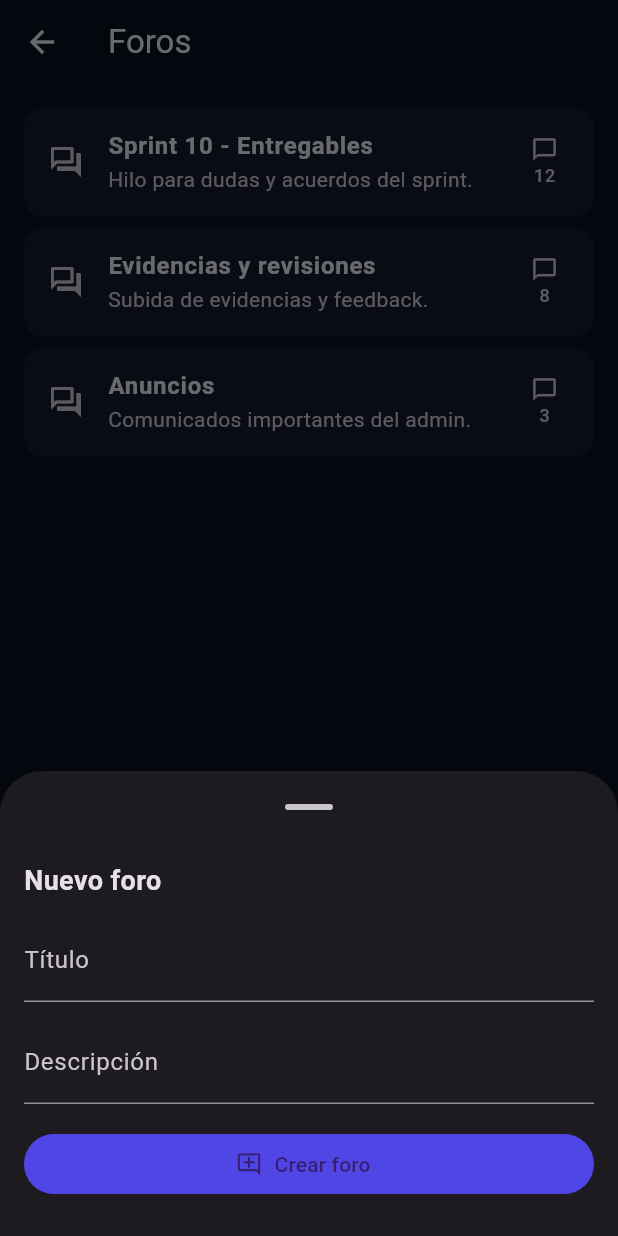
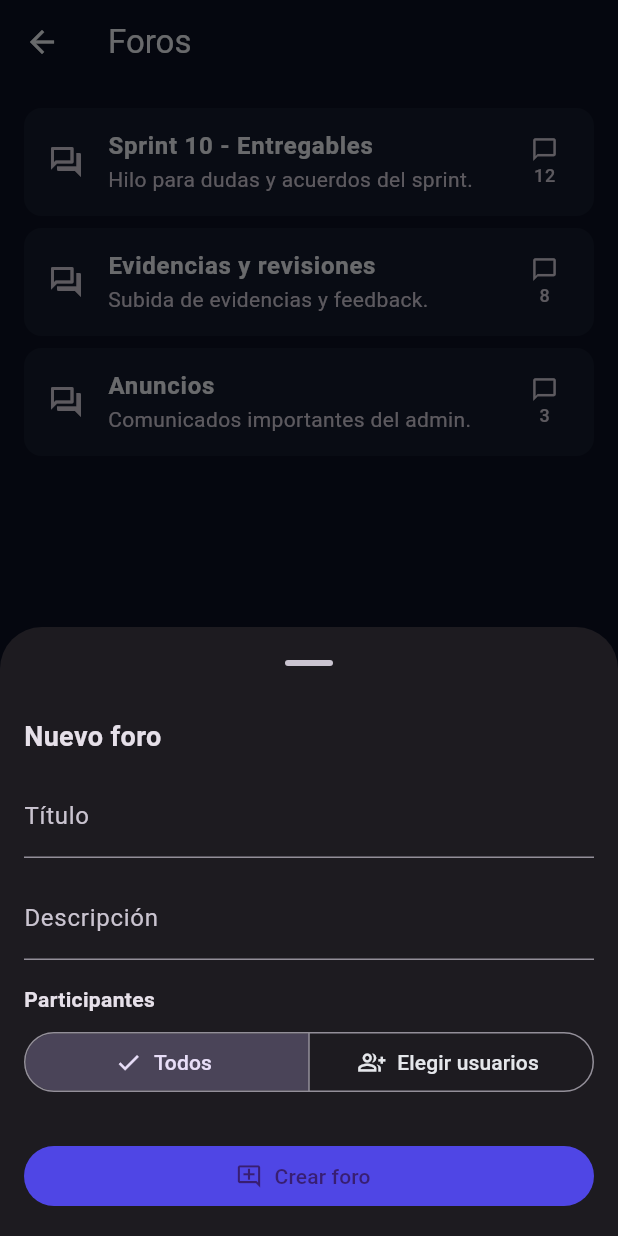
Before and after one commit to PabloOsegueraT/CESA, a Flutter app: the AdminShell screen opened by its route, item 4 of the bottom bar chosen, after a tap on "Nuevo foro", on a phone screen of 412 x 824 dp. Run offline on Flutter 3.47's test engine with Material 3 defaults, Android fonts, the phone set to English and light mode, and no system bars; our stand-ins replace image_picker.

Commit message:
Seleccionar Foros Terminado

```diff
--- a/lib/features/admin/admin_shell.dart
+++ b/lib/features/admin/admin_shell.dart
@@ -39,7 +39,10 @@ class _AdminShellState extends State<AdminShell> {
       const AdminDashboardScreen(),
       AdminTasksScreen(tasks: tasks, adminName: 'Admin'),
       AdminCalendarScreen(tasks: tasks),
-      AdminForumsScreen(key: _forumsKey), // <- con key
+      AdminForumsScreen(                    // ← antes: AdminForumsScreen(key: _forumsKey)
+        key: _forumsKey,
+        assignees: assignees,               // ← INYECTA LA LISTA
+      ),
       const _AdminMoreScreen(),
     ];
 
--- a/lib/features/admin/screens/forums_screen.dart
+++ b/lib/features/admin/screens/forums_screen.dart
@@ -1,11 +1,19 @@
 import 'package:flutter/material.dart';
 import '../../../models/forum.dart';
 import 'forum_detail_screen.dart';
+import '../../../state/users_controller.dart';
+
+// Al tope del archivo, después de los imports:
+enum AudienceMode { all, selected }
+
+
 
 class AdminForumsScreen extends StatefulWidget {
-  const AdminForumsScreen({super.key});
+  const AdminForumsScreen({super.key, required this.assignees});
+  final List<String> assignees; // ← NUEVO
   @override
   AdminForumsScreenState createState() => AdminForumsScreenState();
+
 }
 
 class AdminForumsScreenState extends State<AdminForumsScreen> {
@@ -33,50 +41,140 @@ class AdminForumsScreenState extends State<AdminForumsScreen> {
   void openCreateForum(BuildContext context) {
     final titleCtrl = TextEditingController();
     final descCtrl = TextEditingController();
+
+    // Usuarios disponibles (inyectados desde AdminShell vía: AdminForumsScreen(assignees: ...))
+    final users = [...widget.assignees]..sort();
+
+    // Modo: Todos vs Elegir usuarios
+    AudienceMode mode = AudienceMode.all;
+    final Set<String> selected = {};
+
     showModalBottomSheet(
       context: context,
       isScrollControlled: true,
       showDragHandle: true,
-      builder: (ctx) => Padding(
+      builder: (ctx) => StatefulBuilder(
+        builder: (ctx, setLocal) {
+          return Padding(
             padding: EdgeInsets.only(
               left: 16,
               right: 16,
               bottom: MediaQuery.of(ctx).viewInsets.bottom + 16,
               top: 12,
             ),
-        child: Column(
-          mainAxisSize: MainAxisSize.min,
-          crossAxisAlignment: CrossAxisAlignment.stretch,
+            child: ListView(
+              shrinkWrap: true,
               children: [
-            const Text('Nuevo foro',
-                style: TextStyle(fontSize: 18, fontWeight: FontWeight.w700)),
+                const Text(
+                  'Nuevo foro',
+                  style: TextStyle(fontSize: 18, fontWeight: FontWeight.w700),
+                ),
                 const SizedBox(height: 12),
+
                 TextField(
                   controller: titleCtrl,
                   decoration: const InputDecoration(labelText: 'Título'),
                 ),
                 const SizedBox(height: 12),
+
                 TextField(
                   controller: descCtrl,
                   decoration: const InputDecoration(labelText: 'Descripción'),
                 ),
+
+                const SizedBox(height: 16),
+                const Text(
+                  'Participantes',
+                  style: TextStyle(fontWeight: FontWeight.w700),
+                ),
+                const SizedBox(height: 8),
+
+                // Selector: Todos / Elegir usuarios
+                SegmentedButton<AudienceMode>(
+                  segments: const [
+                    ButtonSegment(
+                      value: AudienceMode.all,
+                      label: Text('Todos'),
+                      icon: Icon(Icons.public_outlined),
+                    ),
+                    ButtonSegment(
+                      value: AudienceMode.selected,
+                      label: Text('Elegir usuarios'),
+                      icon: Icon(Icons.group_add_outlined),
+                    ),
+                  ],
+                  selected: {mode},
+                  onSelectionChanged: (s) => setLocal(() {
+                    mode = s.first;
+                    if (mode == AudienceMode.all) selected.clear();
+                  }),
+                ),
+
+                const SizedBox(height: 12),
+
+                // Lista de usuarios SOLO cuando el modo es "Elegir usuarios"
+                if (mode == AudienceMode.selected) ...[
+                  Wrap(
+                    spacing: 8,
+                    runSpacing: 8,
+                    children: users.map((name) {
+                      final isSelected = selected.contains(name);
+                      return FilterChip(
+                        label: Text(name),
+                        selected: isSelected,
+                        onSelected: (v) => setLocal(() {
+                          if (v) {
+                            selected.add(name);
+                          } else {
+                            selected.remove(name);
+                          }
+                        }),
+                      );
+                    }).toList(),
+                  ),
+                  const SizedBox(height: 8),
+                  Text(
+                    selected.isEmpty
+                        ? 'Selecciona al menos un usuario'
+                        : 'Seleccionados: ${selected.length}',
+                    style: TextStyle(
+                      color: Theme.of(ctx).colorScheme.onSurface.withOpacity(.7),
+                    ),
+                  ),
+                ],
+
                 const SizedBox(height: 16),
                 FilledButton.icon(
                   onPressed: () {
-                if (titleCtrl.text.trim().isEmpty) return;
+                    final title = titleCtrl.text.trim();
+                    if (title.isEmpty) return;
+
+                    // Validación cuando es "Elegir usuarios"
+                    if (mode == AudienceMode.selected && selected.isEmpty) {
+                      ScaffoldMessenger.of(context).showSnackBar(
+                        const SnackBar(
+                          content: Text('Selecciona al menos un usuario'),
+                        ),
+                      );
+                      return;
+                    }
+
                     setState(() {
                       forums.insert(
                         0,
                         Forum(
-                      id: DateTime.now()
-                          .millisecondsSinceEpoch
-                          .toString(),
-                      title: titleCtrl.text.trim(),
+                          id: DateTime.now().millisecondsSinceEpoch.toString(),
+                          title: title,
                           description: descCtrl.text.trim(),
                           messagesCount: 0,
+                          forAll: mode == AudienceMode.all,
+                          members: mode == AudienceMode.all
+                              ? <String>[]
+                              : selected.toList(),
                         ),
                       );
                     });
+
                     Navigator.pop(ctx);
                     ScaffoldMessenger.of(context).showSnackBar(
                       const SnackBar(content: Text('Foro creado (demo)')),
@@ -85,12 +183,14 @@ class AdminForumsScreenState extends State<AdminForumsScreen> {
                   icon: const Icon(Icons.add_comment_outlined),
                   label: const Text('Crear foro'),
                 ),
-            const SizedBox(height: 8),
               ],
             ),
+          );
+        },
       ),
     );
   }
+
 
   @override
   Widget build(BuildContext context) {
--- a/lib/models/forum.dart
+++ b/lib/models/forum.dart
@@ -6,6 +6,12 @@ class Forum {
   int messagesCount;
   DateTime lastUpdated;
 
+  /// Si es para todos los usuarios (true) o sólo para un subconjunto (false)
+  bool forAll;
+
+  /// Nombres de usuarios participantes (se usa si forAll == false)
+  List<String> members;
+
   Forum({
     required this.id,
     required this.title,
@@ -13,8 +19,12 @@ class Forum {
     this.closed = false,
     this.messagesCount = 0,
     DateTime? lastUpdated,
-  }) : lastUpdated = lastUpdated ?? DateTime.now();
+    this.forAll = true,
+    List<String>? members,
+  })  : members = members ?? <String>[],
+        lastUpdated = lastUpdated ?? DateTime.now();
 }
+
 
 class ForumMessage {
   final String id;
```
Lines whose indentation alone changed are shown as unchanged.
